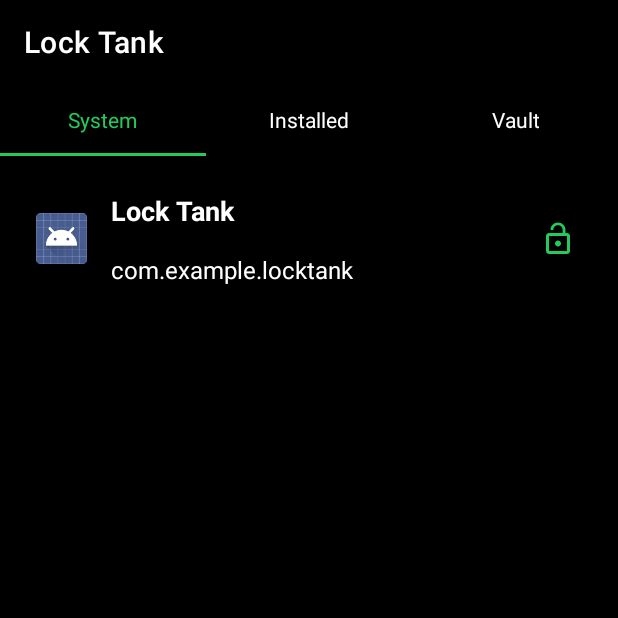
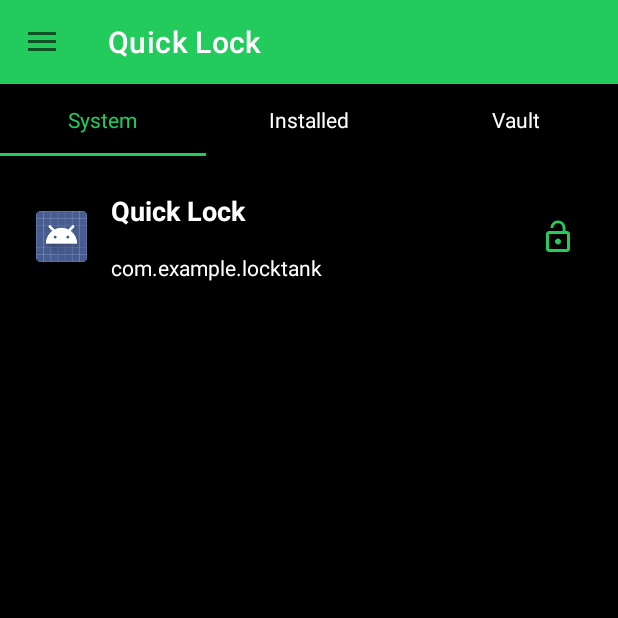
Before and after one commit to evanemran/QuickLock, an Android app: the screen it shows after launch (MainActivity), on a phone screen of 412 x 824 dp, the top half of it. Run offline under Robolectric (Android 15) with nearby library versions, the phone set to English and light mode, and no system bars; our stand-ins replace Room's generated code.

Commit message:
nav drawer added

```diff
--- a/app/src/main/java/com/example/locktank/MainActivity.java
+++ b/app/src/main/java/com/example/locktank/MainActivity.java
@@ -1,7 +1,11 @@
 package com.example.locktank;
 
+import androidx.annotation.NonNull;
+import androidx.appcompat.app.ActionBarDrawerToggle;
 import androidx.appcompat.app.AppCompatActivity;
 import androidx.appcompat.widget.Toolbar;
+import androidx.core.view.GravityCompat;
+import androidx.drawerlayout.widget.DrawerLayout;
 import androidx.recyclerview.widget.LinearLayoutManager;
 import androidx.recyclerview.widget.RecyclerView;
 import androidx.viewpager.widget.ViewPager;
@@ -12,20 +16,26 @@ import android.content.pm.PackageInfo;
 import android.content.pm.PackageManager;
 import android.content.pm.ResolveInfo;
 import android.os.Bundle;
+import android.view.MenuItem;
 import android.widget.TextView;
+import android.widget.Toast;
 
+import com.example.locktank.adapters.DrawerAdapter;
 import com.example.locktank.adapters.PackageListAdapter;
 import com.example.locktank.adapters.ViewPagerAdapter;
 import com.example.locktank.fragments.InstalledFIlesFragment;
 import com.example.locktank.fragments.SystemFilesFragment;
 import com.example.locktank.fragments.VaultFragment;
+import com.example.locktank.listeners.NavMenuClickListener;
 import com.example.locktank.model.InstalledApps;
+import com.example.locktank.model.NavMenu;
+import com.google.android.material.navigation.NavigationView;
 import com.google.android.material.tabs.TabLayout;
 
 import java.util.ArrayList;
 import java.util.List;
 
-public class MainActivity extends AppCompatActivity {
+public class MainActivity extends AppCompatActivity implements NavigationView.OnNavigationItemSelectedListener{
 
     PackageManager packageManager;
     RecyclerView recyclerView_home;
@@ -35,6 +45,8 @@ public class MainActivity extends AppCompatActivity {
     private ViewPager viewPager;
     ViewPagerAdapter viewPagerAdapter;
     public TextView textView_count;
+    DrawerLayout drawer;
+    TextView version_name;
 
     @Override
     protected void onCreate(Bundle savedInstanceState) {
@@ -44,10 +56,23 @@ public class MainActivity extends AppCompatActivity {
         toolbar =findViewById(R.id.toolbar);
         tabLayout = findViewById(R.id.tabLayout);
         viewPager = findViewById(R.id.viewPager);
+        version_name = findViewById(R.id.version_name);
 
         setSupportActionBar(toolbar);
         setupViewPager(viewPager);
         tabLayout.setupWithViewPager(viewPager);
+
+        drawer = findViewById(R.id.drawer_layout);
+        ActionBarDrawerToggle toggle =new ActionBarDrawerToggle(
+                this,drawer,toolbar,R.string.open_nav_drawer, R.string.close_nav_drawer
+        );
+        drawer.addDrawerListener(toggle);
+        toggle.syncState();
+
+        NavigationView navigationView = findViewById(R.id.nav_view);
+        navigationView.setNavigationItemSelectedListener(this);
+
+        setupNavMenu();
 
 //        recyclerView_home = findViewById(R.id.recyclerView_home);
 
@@ -58,6 +83,28 @@ public class MainActivity extends AppCompatActivity {
 //        PackageListAdapter packageListAdapter = new PackageListAdapter(this, getInstalledApps(true));
 //        recyclerView_home.setAdapter(packageListAdapter);
 
+    }
+
+    private void setupNavMenu() {
+        List<NavMenu> navMenus = new ArrayList<>();
+        navMenus.add(NavMenu.HOME);
+        navMenus.add(NavMenu.SETTINGS);
+        navMenus.add(NavMenu.THEME);
+        navMenus.add(NavMenu.ABOUT);
+        navMenus.add(NavMenu.POLICY);
+        RecyclerView recycler_nav = findViewById(R.id.recycler_nav);
+        recycler_nav.setHasFixedSize(true);
+        recycler_nav.setLayoutManager(new LinearLayoutManager(this, LinearLayoutManager.VERTICAL, false));
+        DrawerAdapter drawerAdapter = new DrawerAdapter(this, navMenus, navMenuClickListener);
+        recycler_nav.setAdapter(drawerAdapter);
+
+        try {
+            PackageInfo pInfo =
+                    getApplicationContext().getPackageManager().getPackageInfo(getApplicationContext().getPackageName(), 0);
+            version_name.setText("Version: " + pInfo.versionName);
+        } catch (PackageManager.NameNotFoundException e) {
+            e.printStackTrace();
+        }
     }
 
     private void setupViewPager(ViewPager viewPager){
@@ -72,4 +119,18 @@ public class MainActivity extends AppCompatActivity {
 
         viewPager.setAdapter(viewPagerAdapter);
     }
+
+    @Override
+    public boolean onNavigationItemSelected(@NonNull MenuItem item) {
+        drawer.closeDrawer(GravityCompat.START);
+        return true;
+    }
+
+    private final NavMenuClickListener navMenuClickListener = new NavMenuClickListener() {
+        @Override
+        public void onNavClicked(NavMenu menu) {
+            Toast.makeText(MainActivity.this, "Will be added soon!", Toast.LENGTH_SHORT).show();
+        }
+
+    };
 }
--- /dev/null
+++ b/app/src/main/java/com/example/locktank/adapters/DrawerAdapter.java
@@ -0,0 +1,67 @@
+package com.example.locktank.adapters;
+
+import android.content.Context;
+import android.view.LayoutInflater;
+import android.view.View;
+import android.view.ViewGroup;
+import android.widget.ImageView;
+import android.widget.TextView;
+
+import androidx.annotation.NonNull;
+import androidx.cardview.widget.CardView;
+import androidx.recyclerview.widget.RecyclerView;
+
+import com.example.locktank.R;
+import com.example.locktank.listeners.NavMenuClickListener;
+import com.example.locktank.model.NavMenu;
+
+import java.util.List;
+
+public class DrawerAdapter extends RecyclerView.Adapter<DrawerViewHolder>{
+    Context context;
+    List<NavMenu> list;
+    NavMenuClickListener listener;
+
+    public DrawerAdapter(Context context, List<NavMenu> list, NavMenuClickListener listener) {
+        this.context = context;
+        this.list = list;
+        this.listener = listener;
+    }
+
+    @NonNull
+    @Override
+    public DrawerViewHolder onCreateViewHolder(@NonNull ViewGroup parent, int viewType) {
+        return new DrawerViewHolder(LayoutInflater.from(context).inflate(R.layout.list_drawer, parent, false));
+    }
+
+    @Override
+    public void onBindViewHolder(@NonNull DrawerViewHolder holder, int position) {
+        holder.textView_drawer.setText(list.get(position).getStringId());
+        holder.imageView_drawer.setImageResource(list.get(position).getIcon());
+        holder.drawer_container.setOnClickListener(new View.OnClickListener() {
+            @Override
+            public void onClick(View view) {
+                listener.onNavClicked(list.get(holder.getAdapterPosition()));
+            }
+        });
+    }
+
+    @Override
+    public int getItemCount() {
+        return list.size();
+    }
+}
+class DrawerViewHolder extends RecyclerView.ViewHolder {
+
+    ImageView imageView_drawer;
+    TextView textView_drawer;
+    CardView drawer_container;
+
+    public DrawerViewHolder(@NonNull View itemView) {
+        super(itemView);
+
+        imageView_drawer = itemView.findViewById(R.id.imageView_drawer);
+        textView_drawer = itemView.findViewById(R.id.textView_drawer);
+        drawer_container = itemView.findViewById(R.id.drawer_container);
+    }
+}
--- /dev/null
+++ b/app/src/main/java/com/example/locktank/listeners/NavMenuClickListener.java
@@ -0,0 +1,7 @@
+package com.example.locktank.listeners;
+
+import com.example.locktank.model.NavMenu;
+
+public interface NavMenuClickListener {
+    void onNavClicked(NavMenu menu);
+}
--- /dev/null
+++ b/app/src/main/java/com/example/locktank/model/NavMenu.java
@@ -0,0 +1,35 @@
+package com.example.locktank.model;
+
+import com.example.locktank.R;
+
+public enum NavMenu {
+    HOME(R.string.home, R.drawable.ic_home),
+    SETTINGS(R.string.settings, R.drawable.ic_settings),
+    THEME(R.string.theme, R.drawable.ic_theme),
+    ABOUT(R.string.about, R.drawable.ic_about),
+    POLICY(R.string.policy, R.drawable.ic_policy);
+
+    private int stringId = 0;
+    private int icon = 0;
+
+    NavMenu(int stringId, int icon){
+        this.stringId = stringId;
+        this.icon = icon;
+    }
+
+    public int getStringId() {
+        return stringId;
+    }
+
+    public void setStringId(int stringId) {
+        this.stringId = stringId;
+    }
+
+    public int getIcon() {
+        return icon;
+    }
+
+    public void setIcon(int icon) {
+        this.icon = icon;
+    }
+}
--- /dev/null
+++ b/app/src/main/res/drawable/ic_about.xml
@@ -0,0 +1,5 @@
+<vector android:height="36dp" android:tint="#22CB5C"
+    android:viewportHeight="24" android:viewportWidth="24"
+    android:width="36dp" xmlns:android="http://schemas.android.com/apk/res/android">
+    <path android:fillColor="@android:color/white" android:pathData="M20,9V7c0,-1.1 -0.9,-2 -2,-2h-3c0,-1.66 -1.34,-3 -3,-3S9,3.34 9,5H6C4.9,5 4,5.9 4,7v2c-1.66,0 -3,1.34 -3,3c0,1.66 1.34,3 3,3v4c0,1.1 0.9,2 2,2h12c1.1,0 2,-0.9 2,-2v-4c1.66,0 3,-1.34 3,-3C23,10.34 21.66,9 20,9zM7.5,11.5C7.5,10.67 8.17,10 9,10s1.5,0.67 1.5,1.5S9.83,13 9,13S7.5,12.33 7.5,11.5zM16,17H8v-2h8V17zM15,13c-0.83,0 -1.5,-0.67 -1.5,-1.5S14.17,10 15,10s1.5,0.67 1.5,1.5S15.83,13 15,13z"/>
+</vector>
--- /dev/null
+++ b/app/src/main/res/drawable/ic_home.xml
@@ -0,0 +1,4 @@
+<vector android:height="36dp" android:viewportHeight="24"
+    android:viewportWidth="24" android:width="36dp" xmlns:android="http://schemas.android.com/apk/res/android">
+    <path android:fillColor="#22CB5C" android:pathData="M3,14h2v7a1,1 0,0 0,1 1h12a1,1 0,0 0,1 -1v-7h2a0.998,0.998 0,0 0,0.913 -0.593,0.998 0.998,0 0,0 -0.17,-1.076l-9,-10c-0.379,-0.422 -1.107,-0.422 -1.486,0l-9,10A1,1 0,0 0,3 14zM8.949,13.684C8.98,13.779 9.762,16 12,16c2.269,0 3.042,-2.287 3.05,-2.311l1.9,0.621C16.901,14.461 15.703,18 12,18s-4.901,-3.539 -4.95,-3.689l1.899,-0.627z"/>
+</vector>
--- /dev/null
+++ b/app/src/main/res/drawable/ic_policy.xml
@@ -0,0 +1,5 @@
+<vector android:height="36dp" android:tint="#22CB5C"
+    android:viewportHeight="24" android:viewportWidth="24"
+    android:width="36dp" xmlns:android="http://schemas.android.com/apk/res/android">
+    <path android:fillColor="@android:color/white" android:pathData="M12,1L3,5v6c0,5.55 3.84,10.74 9,12c5.16,-1.26 9,-6.45 9,-12V5L12,1L12,1zM11,7h2v2h-2V7zM11,11h2v6h-2V11z"/>
+</vector>
--- /dev/null
+++ b/app/src/main/res/drawable/ic_settings.xml
@@ -0,0 +1,5 @@
+<vector android:height="36dp" android:tint="#22CB5C"
+    android:viewportHeight="24" android:viewportWidth="24"
+    android:width="36dp" xmlns:android="http://schemas.android.com/apk/res/android">
+    <path android:fillColor="@android:color/white" android:pathData="M19.14,12.94c0.04,-0.3 0.06,-0.61 0.06,-0.94c0,-0.32 -0.02,-0.64 -0.07,-0.94l2.03,-1.58c0.18,-0.14 0.23,-0.41 0.12,-0.61l-1.92,-3.32c-0.12,-0.22 -0.37,-0.29 -0.59,-0.22l-2.39,0.96c-0.5,-0.38 -1.03,-0.7 -1.62,-0.94L14.4,2.81c-0.04,-0.24 -0.24,-0.41 -0.48,-0.41h-3.84c-0.24,0 -0.43,0.17 -0.47,0.41L9.25,5.35C8.66,5.59 8.12,5.92 7.63,6.29L5.24,5.33c-0.22,-0.08 -0.47,0 -0.59,0.22L2.74,8.87C2.62,9.08 2.66,9.34 2.86,9.48l2.03,1.58C4.84,11.36 4.8,11.69 4.8,12s0.02,0.64 0.07,0.94l-2.03,1.58c-0.18,0.14 -0.23,0.41 -0.12,0.61l1.92,3.32c0.12,0.22 0.37,0.29 0.59,0.22l2.39,-0.96c0.5,0.38 1.03,0.7 1.62,0.94l0.36,2.54c0.05,0.24 0.24,0.41 0.48,0.41h3.84c0.24,0 0.44,-0.17 0.47,-0.41l0.36,-2.54c0.59,-0.24 1.13,-0.56 1.62,-0.94l2.39,0.96c0.22,0.08 0.47,0 0.59,-0.22l1.92,-3.32c0.12,-0.22 0.07,-0.47 -0.12,-0.61L19.14,12.94zM12,15.6c-1.98,0 -3.6,-1.62 -3.6,-3.6s1.62,-3.6 3.6,-3.6s3.6,1.62 3.6,3.6S13.98,15.6 12,15.6z"/>
+</vector>
--- /dev/null
+++ b/app/src/main/res/drawable/ic_theme.xml
@@ -0,0 +1,5 @@
+<vector android:height="36dp" android:tint="#22CB5C"
+    android:viewportHeight="24" android:viewportWidth="24"
+    android:width="36dp" xmlns:android="http://schemas.android.com/apk/res/android">
+    <path android:fillColor="@android:color/white" android:pathData="M12,3c-4.97,0 -9,4.03 -9,9s4.03,9 9,9c0.83,0 1.5,-0.67 1.5,-1.5 0,-0.39 -0.15,-0.74 -0.39,-1.01 -0.23,-0.26 -0.38,-0.61 -0.38,-0.99 0,-0.83 0.67,-1.5 1.5,-1.5L16,16c2.76,0 5,-2.24 5,-5 0,-4.42 -4.03,-8 -9,-8zM6.5,12c-0.83,0 -1.5,-0.67 -1.5,-1.5S5.67,9 6.5,9 8,9.67 8,10.5 7.33,12 6.5,12zM9.5,8C8.67,8 8,7.33 8,6.5S8.67,5 9.5,5s1.5,0.67 1.5,1.5S10.33,8 9.5,8zM14.5,8c-0.83,0 -1.5,-0.67 -1.5,-1.5S13.67,5 14.5,5s1.5,0.67 1.5,1.5S15.33,8 14.5,8zM17.5,12c-0.83,0 -1.5,-0.67 -1.5,-1.5S16.67,9 17.5,9s1.5,0.67 1.5,1.5 -0.67,1.5 -1.5,1.5z"/>
+</vector>
--- a/app/src/main/res/layout/activity_main.xml
+++ b/app/src/main/res/layout/activity_main.xml
@@ -1,17 +1,24 @@
 <?xml version="1.0" encoding="utf-8"?>
-<LinearLayout xmlns:android="http://schemas.android.com/apk/res/android"
+<androidx.drawerlayout.widget.DrawerLayout xmlns:android="http://schemas.android.com/apk/res/android"
     xmlns:app="http://schemas.android.com/apk/res-auto"
     xmlns:tools="http://schemas.android.com/tools"
     android:layout_width="match_parent"
     android:layout_height="match_parent"
+    android:id="@+id/drawer_layout"
+    android:fitsSystemWindows="true"
     android:background="@color/black"
-    android:orientation="vertical"
+    tools:openDrawer="start"
     tools:context=".MainActivity">
 
+    <LinearLayout
+        android:orientation="vertical"
+        android:layout_width="match_parent"
+        android:layout_height="match_parent">
         <androidx.appcompat.widget.Toolbar
             android:id="@+id/toolbar"
             android:layout_width="match_parent"
             app:title="@string/app_name"
+            android:background="@color/red"
             app:titleTextColor="@color/white"
             android:layout_height="?attr/actionBarSize"/>
         <com.google.android.material.tabs.TabLayout
@@ -32,5 +39,41 @@
             app:layout_behavior="com.google.android.material.appbar.AppBarLayout$ScrollingViewBehavior"
             android:layout_width="match_parent"
             android:layout_height="match_parent"/>
+    </LinearLayout>
 
-</LinearLayout>
+    <com.google.android.material.navigation.NavigationView
+        android:id="@+id/nav_view"
+        android:layout_width="wrap_content"
+        android:layout_height="match_parent"
+        android:layout_gravity="start"
+        android:background="@color/black"
+        android:fitsSystemWindows="true"
+        app:headerLayout="@layout/nav_header">
+        <RelativeLayout
+            android:orientation="vertical"
+            android:layout_width="match_parent"
+            android:layout_height="match_parent">
+            <include
+                android:id="@+id/nav_header"
+                layout="@layout/nav_header"/>
+
+            <androidx.recyclerview.widget.RecyclerView
+                android:id="@+id/recycler_nav"
+                android:layout_below="@+id/nav_header"
+                android:layout_width="match_parent"
+                android:layout_height="wrap_content"/>
+
+            <TextView
+                android:id="@+id/version_name"
+                android:layout_width="match_parent"
+                android:layout_height="wrap_content"
+                android:layout_alignParentBottom="true"
+                android:padding="4dp"
+                android:text="Version"
+                android:textAlignment="center"
+                android:textColor="@color/red"
+                android:textSize="16sp" />
+        </RelativeLayout>
+    </com.google.android.material.navigation.NavigationView>
+
+</androidx.drawerlayout.widget.DrawerLayout>
--- a/app/src/main/res/layout/list_packages.xml
+++ b/app/src/main/res/layout/list_packages.xml
@@ -35,7 +35,7 @@
             <TextView
                 android:id="@+id/textView_packageName"
                 android:text="App Name"
-                android:textSize="16sp"
+                android:textSize="14sp"
                 android:padding="8dp"
                 android:textColor="@color/white"
                 android:layout_width="match_parent"
--- a/app/src/main/res/values/strings.xml
+++ b/app/src/main/res/values/strings.xml
@@ -1,3 +1,11 @@
 <resources>
-    <string name="app_name">Lock Tank</string>
+    <string name="app_name">Quick Lock</string>
+    <string name="open_nav_drawer">Open Drawer</string>
+    <string name="close_nav_drawer">Close Drawer</string>
+
+    <string name="home">Home</string>
+    <string name="settings">Settings</string>
+    <string name="theme">Theme</string>
+    <string name="about">About</string>
+    <string name="policy">Policy</string>
 </resources>
```
Also changed, not shown: app/src/main/res/layout/fragment_installedfiles.xml (+11 -2 lines), app/src/main/res/layout/list_drawer.xml (added, +31 -0 lines), app/src/main/res/layout/nav_header.xml (added, +33 -0 lines). Lines whose indentation alone changed are shown as unchanged.
